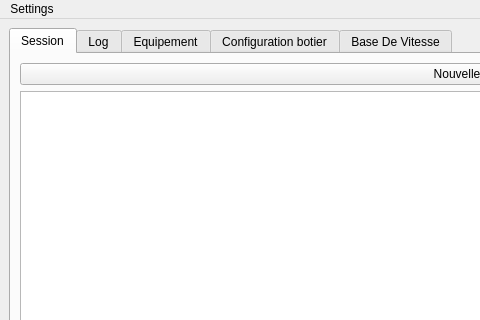
Qt form seafoil-log-analyzer/ui/main_window.ui (ThomasLeMezo/seafoil-tools) before a commit; both pictures show x 0 to 480 and y 0 to 320 of the 960 by 743 pixel window.
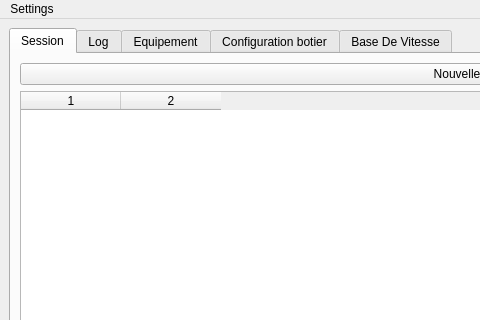
The same form after that commit. The open tabs and pages were chosen to show the change.

```diff
--- a/seafoil-log-analyzer/ui/main_window.ui
+++ b/seafoil-log-analyzer/ui/main_window.ui
@@ -83,7 +83,7 @@
            <number>2</number>
           </property>
           <attribute name="horizontalHeaderVisible">
-           <bool>false</bool>
+           <bool>true</bool>
           </attribute>
           <attribute name="horizontalHeaderHighlightSections">
            <bool>true</bool>
```
Left out of the diff: 2 changed lines with no effect on the pictures.
